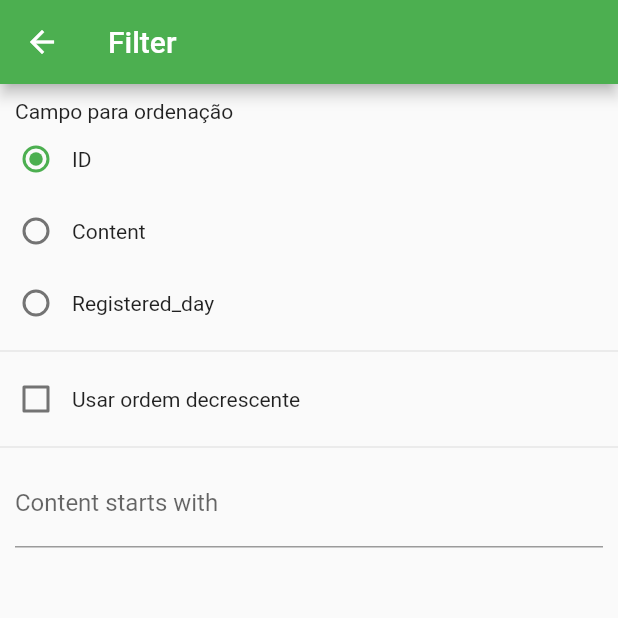
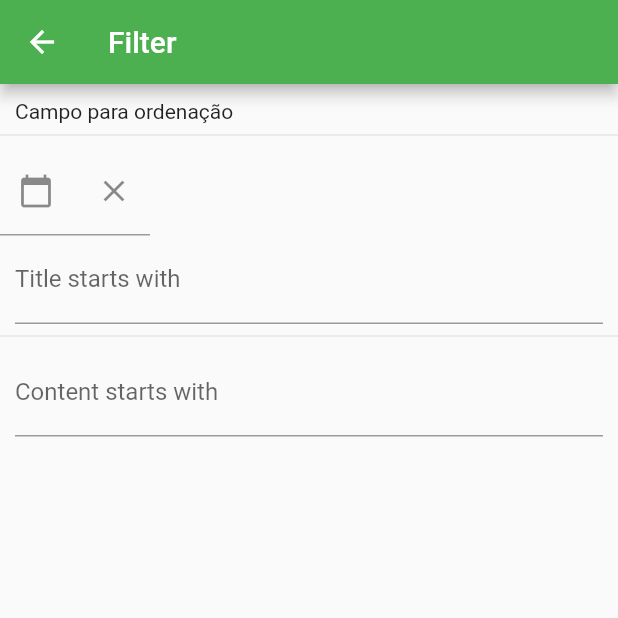
Before and after one commit to Falchizao/topicos-avancados-mobile, a Flutter app: the screen it shows after launch, after a tap on the "filter list" icon, on a phone screen of 412 x 824 dp, the top half of it. Run offline on Flutter 3.47's test engine with Material 2 defaults, Android fonts, the phone set to English and light mode, and no system bars; our stand-ins replace shared_preferences.

Commit message:
filter by registered date

```diff
--- a/lib/pages/filtro_page.dart
+++ b/lib/pages/filtro_page.dart
@@ -1,4 +1,5 @@
 import 'package:flutter/material.dart';
+import 'package:intl/intl.dart';
 import 'package:shared_preferences/shared_preferences.dart';
 
 import '../domain/attractions.dart';
@@ -15,17 +16,13 @@ class FiltroPage extends StatefulWidget {
 }
 
 class _FiltroPageState extends State<FiltroPage> {
-  final _camposParaOrdenacao = {
-    Attraction.ID: 'ID',
-    Attraction.DESCRIPTION: 'Content',
-    Attraction.REGISTERED: 'Registered_day'
-  };
-
   late final SharedPreferences _prefs;
   final _contentController = TextEditingController();
-  String _campoOrdenacao = Attraction.ID;
+  final _titleController = TextEditingController();
+  final _dateController = TextEditingController();
   bool _usarOrdemDecrescente = false;
   bool _alterouValores = false;
+  final _formatter = DateFormat('dd/MM/yyyy HH:mm:ss');
 
   @override
   void initState() {
@@ -35,14 +32,7 @@ class _FiltroPageState extends State<FiltroPage> {
 
   void _carregarSharedPreferences() async {
     _prefs = await SharedPreferences.getInstance();
-    setState(() {
-      _campoOrdenacao =
-          _prefs.getString(FiltroPage.chaveCampoOrdenacao) ?? Attraction.ID;
-      _usarOrdemDecrescente =
-          _prefs.getBool(FiltroPage.chaveUsarOrdemDecrescente) == true;
-      _contentController.text =
-          _prefs.getString(FiltroPage.keyFilterContent) ?? '';
-    });
+    setState(() {});
   }
 
   @override
@@ -64,26 +54,35 @@ class _FiltroPageState extends State<FiltroPage> {
             padding: EdgeInsets.only(left: 10, top: 10),
             child: Text('Campo para ordenação'),
           ),
-          for (final campo in _camposParaOrdenacao.keys)
-            Row(
-              children: [
-                Radio(
-                  value: campo,
-                  groupValue: _campoOrdenacao,
-                  onChanged: _onCampoOrdenacaoChanged,
-                ),
-                Text(_camposParaOrdenacao[campo]!),
-              ],
-            ),
           const Divider(),
           Row(
             children: [
-              Checkbox(
-                value: _usarOrdemDecrescente,
-                onChanged: _onUsarOrdemDecrescenteChanged,
+              SizedBox(
+                width: 100,
+                child: TextFormField(
+                    controller: _dateController,
+                    decoration: InputDecoration(
+                        labelText: 'date',
+                        prefixIcon: IconButton(
+                          onPressed: _showDatePicker,
+                          icon: Icon(Icons.calendar_today),
+                        ),
+                        suffixIcon: IconButton(
+                          onPressed: () => _dateController.clear(),
+                          icon: Icon(Icons.close),
+                        ))),
+              )
+            ],
+          ),
+          Padding(
+            padding: const EdgeInsets.symmetric(horizontal: 10),
+            child: TextField(
+              decoration: const InputDecoration(
+                labelText: 'Title starts with',
               ),
-              const Text('Usar ordem decrescente'),
-            ],
+              controller: _titleController,
+              onChanged: _onFiltroDescricaoChanged,
+            ),
           ),
           const Divider(),
           Padding(
@@ -99,11 +98,19 @@ class _FiltroPageState extends State<FiltroPage> {
         ],
       );
 
-  void _onCampoOrdenacaoChanged(String? valor) {
-    _prefs.setString(FiltroPage.chaveCampoOrdenacao, valor!);
-    _alterouValores = true;
-    setState(() {
-      _campoOrdenacao = valor;
+  void _showDatePicker() {
+    showDatePicker(
+            context: context,
+            initialDate: DateTime.now(),
+            firstDate: DateTime.now().subtract(Duration(days: 365 * 5)),
+            lastDate: DateTime.now().add(Duration(days: 365 * 5)))
+        .then((value) {
+      if (value != null) {
+        setState(() {
+          _alterouValores = true;
+          _dateController.text = _formatter.format(value);
+        });
+      }
     });
   }
 
@@ -124,7 +131,8 @@ class _FiltroPageState extends State<FiltroPage> {
     var att = [
       _alterouValores,
       _contentController.text,
-      _usarOrdemDecrescente,
+      _dateController.text,
+      _titleController.text
     ];
     Navigator.of(context).pop(att);
     return true;
--- a/lib/pages/lista_tarefas_page.dart
+++ b/lib/pages/lista_tarefas_page.dart
@@ -3,6 +3,7 @@ import 'dart:async';
 import 'package:flutter/cupertino.dart';
 import 'package:flutter/material.dart';
 import 'package:gerenciador_tarefas_utfpr/pages/filtro_page.dart';
+import 'package:intl/intl.dart';
 import '../domain/attractions.dart';
 import '../widgets/conteudo_form_dialog.dart';
 
@@ -80,9 +81,36 @@ class _ListAtractionsState extends State<ListAtractions> {
     );
   }
 
-  void sortDate() {
+  void sortDate(String date) {
+    List<Attraction> filteredAttraction = <Attraction>[];
+
+    var datetime = DateFormat("dd/MM/yyyy HH:mm:ss").parse(date);
+    for (Attraction atr in attractions) {
+      var atrDate = DateFormat("dd/MM/yyyy").parse(atr.registeredDate);
+      if (atrDate.isAfter(datetime)) {
+        filteredAttraction.add(atr);
+      }
+    }
     setState(() {
-      attractions = attractions.reversed.toList();
+      attractions = filteredAttraction;
+    });
+  }
+
+  void filterTitle(String title) {
+    List<Attraction> filteredAttraction = <Attraction>[];
+
+    for (Attraction atr in attractions) {
+      if (atr.title.contains(title)) {
+        filteredAttraction.add(atr);
+      }
+    }
+
+    if (filteredAttraction.isEmpty) {
+      return;
+    }
+
+    setState(() {
+      attractions = filteredAttraction;
     });
   }
 
@@ -111,10 +139,15 @@ class _ListAtractionsState extends State<ListAtractions> {
         dynamic values = alterouValores;
         if (values[0] == true) {
           var contentFiter = values[1];
-          var desc = values[2];
+          var date = values[2];
+          var title = values[3];
 
-          if (desc) {
-            sortDate();
+          if (date != null) {
+            sortDate(date);
+          }
+
+          if (title != null && title.length > 0) {
+            filterTitle(title);
           }
 
           if (contentFiter != null && contentFiter != "") {
```
